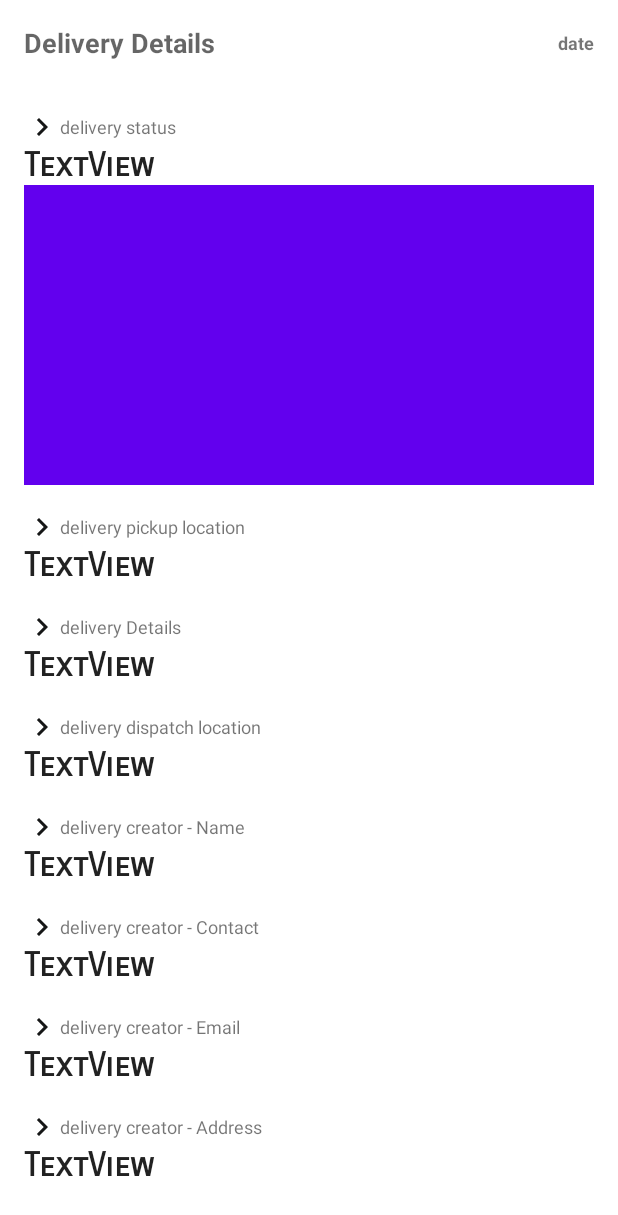
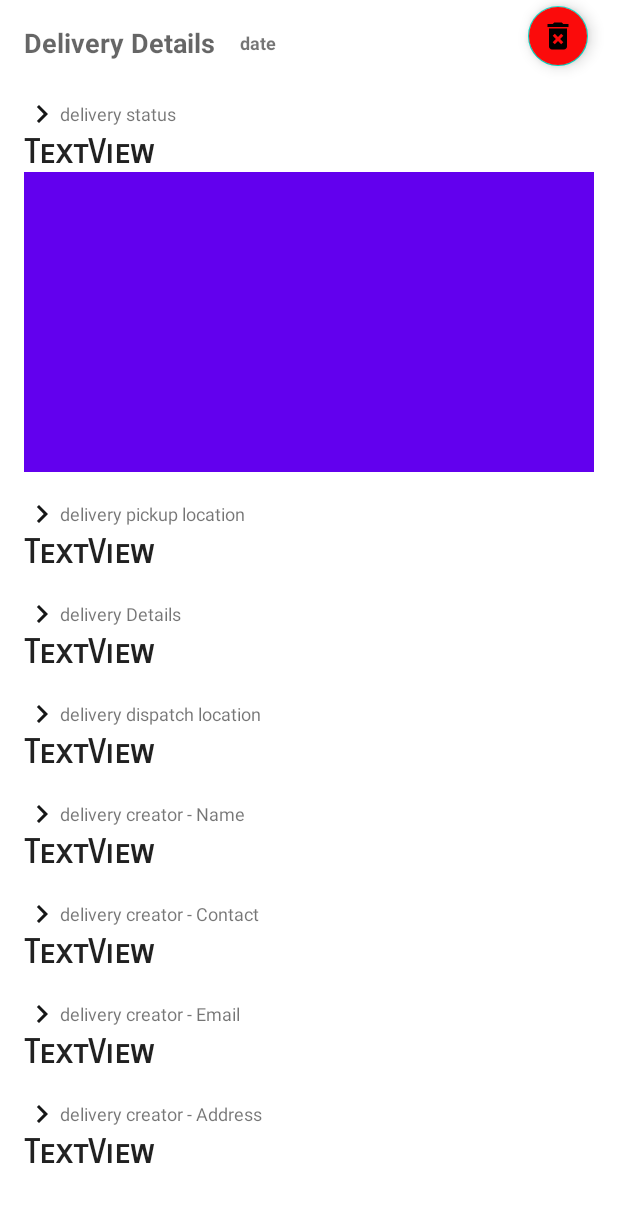
Before and after one commit to saumyaspujaa/TerminalDispatchExpeditor, an Android app: the layout fragment_admin_delivery_detail.xml on its own in the app's theme, with its tools: preview values and no code run, on a phone screen of 412 x 824 dp. Shown: the top 1215 px of the screen. Run offline under Robolectric (Android 15) with nearby library versions, the phone set to English and light mode, and no system bars.

Commit message:
admin part #2

```diff
--- /dev/null
+++ b/app/src/main/res/drawable/ic_baseline_delete_forever_24.xml
@@ -0,0 +1,10 @@
+<vector android:height="24dp"
+    android:tint="#FAFFFD"
+    android:viewportHeight="24"
+    android:viewportWidth="24"
+    android:width="24dp"
+    xmlns:android="http://schemas.android.com/apk/res/android">
+    <path
+        android:fillColor="@android:color/white"
+        android:pathData="M6,19c0,1.1 0.9,2 2,2h8c1.1,0 2,-0.9 2,-2L18,7L6,7v12zM8.46,11.88l1.41,-1.41L12,12.59l2.12,-2.12 1.41,1.41L13.41,14l2.12,2.12 -1.41,1.41L12,15.41l-2.12,2.12 -1.41,-1.41L10.59,14l-2.13,-2.12zM15.5,4l-1,-1h-5l-1,1L5,4v2h14L19,4z" />
+</vector>
--- a/app/src/main/res/layout/fragment_admin_delivery_detail.xml
+++ b/app/src/main/res/layout/fragment_admin_delivery_detail.xml
@@ -23,13 +23,12 @@
         android:layout_width="0dp"
         android:layout_height="0dp"
         android:layout_marginStart="16dp"
-        android:layout_marginTop="16dp"
         android:layout_marginEnd="16dp"
         android:layout_marginBottom="16dp"
         app:layout_constraintBottom_toBottomOf="parent"
         app:layout_constraintEnd_toEndOf="parent"
         app:layout_constraintStart_toStartOf="parent"
-        app:layout_constraintTop_toBottomOf="@+id/textView29">
+        app:layout_constraintTop_toBottomOf="@+id/fabDelete">
 
         <LinearLayout
             android:layout_width="match_parent"
@@ -202,11 +201,23 @@
         android:id="@+id/textDate"
         android:layout_width="wrap_content"
         android:layout_height="wrap_content"
-        android:layout_marginEnd="16dp"
+        android:layout_marginStart="16dp"
         android:text="date"
         android:textSize="12sp"
         android:textStyle="bold"
         app:layout_constraintBottom_toBottomOf="@+id/textView29"
+        app:layout_constraintStart_toEndOf="@+id/textView29"
+        app:layout_constraintTop_toTopOf="@+id/textView29" />
+
+    <com.google.android.material.floatingactionbutton.FloatingActionButton
+        android:id="@+id/fabDelete"
+        android:layout_width="wrap_content"
+        android:layout_height="wrap_content"
+        android:layout_marginEnd="16dp"
+        android:backgroundTint="#FB0B0B"
+        android:clickable="true"
+        android:src="@drawable/ic_baseline_delete_forever_24"
+        app:fabSize="mini"
         app:layout_constraintEnd_toEndOf="parent"
-        app:layout_constraintTop_toTopOf="@+id/textView29" />
+        app:layout_constraintTop_toTopOf="parent" />
 </androidx.constraintlayout.widget.ConstraintLayout>
--- a/app/src/main/res/navigation/nav_graph.xml
+++ b/app/src/main/res/navigation/nav_graph.xml
@@ -180,6 +180,9 @@
             <argument
                 android:name="model"
                 app:argType="com.digipodium.tde.models.DeliveryModel" />
+            <action
+                android:id="@+id/action_adminDeliveryDetail_to_adminViewDeliveries"
+                app:destination="@id/adminViewDeliveries" />
         </fragment>
         <fragment
             android:id="@+id/adminDeliveryPersonDetail"
```
Also changed, not shown: app/src/main/java/com/digipodium/tde/admin/AdminDeliveryDetail.java (+16 -0 lines).
